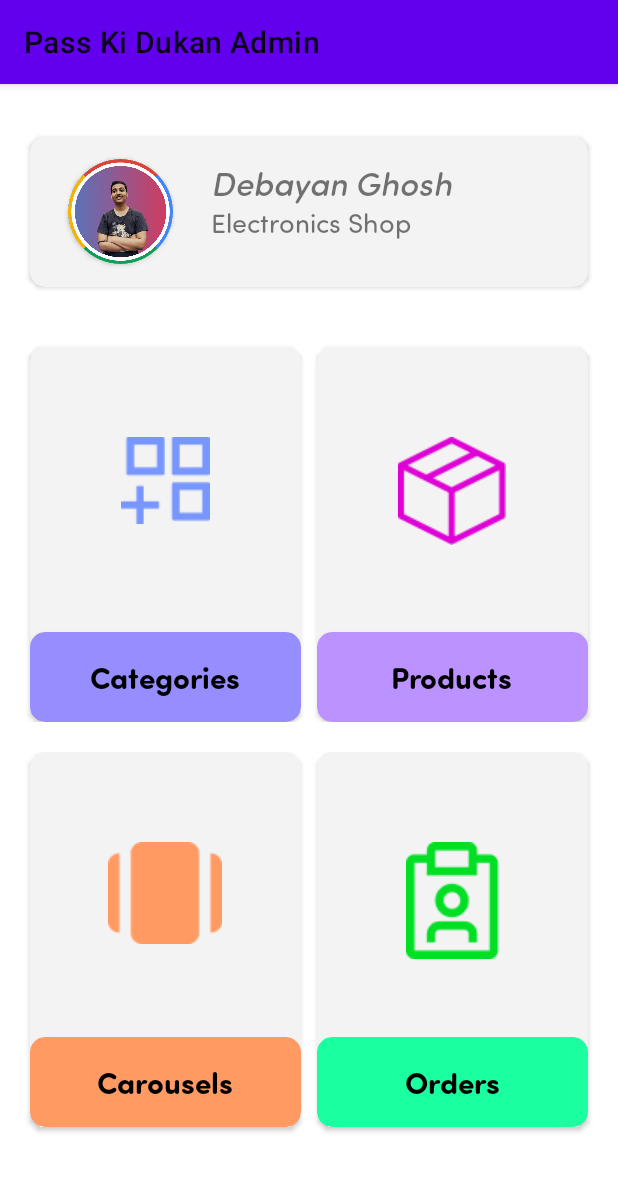
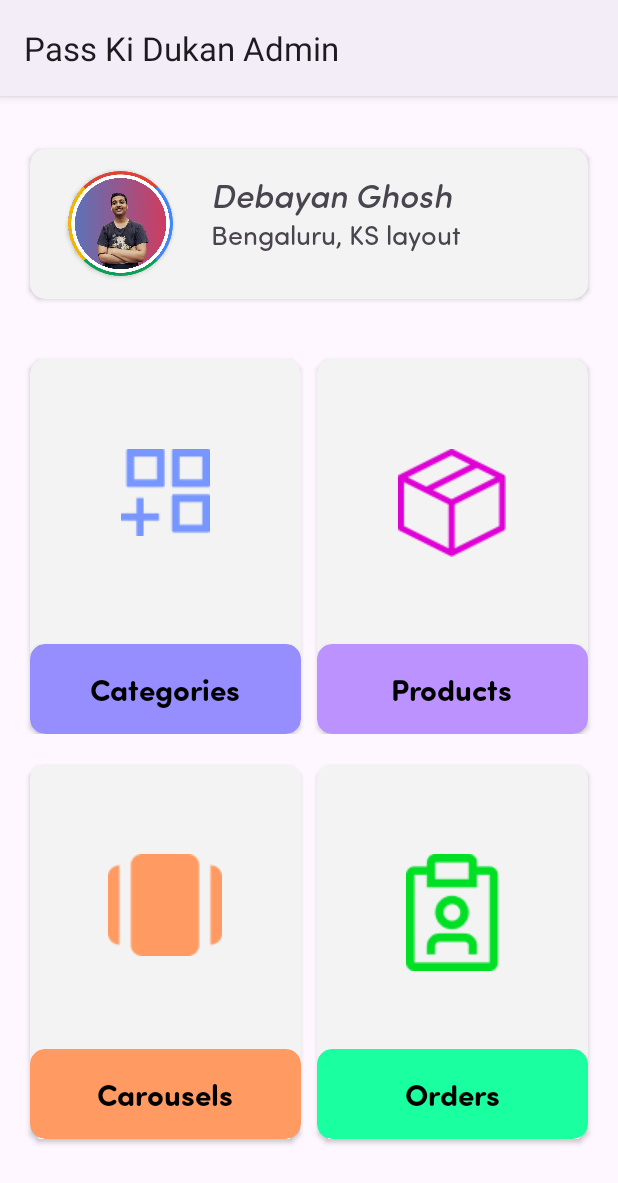
Before and after one commit to RealOGsDev/Local_E-Commerece_App-Admin-, an Android app: the screen it shows after launch (MainActivity), on a phone screen of 412 x 824 dp. Shown: the top 1183 px of the screen. Run offline under Robolectric (Android 15) with nearby library versions, the phone set to English and light mode, and no system bars.

Commit message:
Final changes before submission

```diff
--- a/app/src/main/res/layout/fragment_home.xml
+++ b/app/src/main/res/layout/fragment_home.xml
@@ -51,7 +51,7 @@
                     android:layout_height="wrap_content"
                     android:textSize="18dp"
                     android:fontFamily="@font/sofiaprosoftregular"
-                    android:text="Electronics Shop"
+                    android:text="Bengaluru, KS layout"
                     />
 
             </LinearLayout>
--- a/app/src/main/res/layout/fragment_product.xml
+++ b/app/src/main/res/layout/fragment_product.xml
@@ -38,5 +38,9 @@
         android:clickable="true"
         app:layout_constraintBottom_toBottomOf="parent"
         app:layout_constraintEnd_toEndOf="parent"
-        tools:src="@drawable/ic_baseline_add_24" />
+        android:src="@drawable/ic_baseline_add_24"
+
+        >
+
+    </com.google.android.material.floatingactionbutton.FloatingActionButton>
 </androidx.constraintlayout.widget.ConstraintLayout>
--- a/app/src/main/res/values-night/themes.xml
+++ b/app/src/main/res/values-night/themes.xml
@@ -1,6 +1,6 @@
 <resources xmlns:tools="http://schemas.android.com/tools">
     <!-- Base application theme. -->
-    <style name="Theme.LocalECommerceAdmin" parent="Theme.MaterialComponents.Light">
+    <style name="Theme.LocalECommerceAdmin" parent="Theme.Material3.Light">
         <!-- Primary brand color. -->
         <item name="colorPrimary">@color/purple_200</item>
         <item name="colorPrimaryVariant">@color/purple_700</item>
--- a/app/src/main/res/values/themes.xml
+++ b/app/src/main/res/values/themes.xml
@@ -1,6 +1,6 @@
 <resources xmlns:tools="http://schemas.android.com/tools">
     <!-- Base application theme. -->
-    <style name="Theme.LocalECommerceAdmin" parent="Theme.MaterialComponents.Light">
+    <style name="Theme.LocalECommerceAdmin" parent="Theme.Material3.Light">
         <!-- Primary brand color. -->
         <item name="colorPrimary">@color/purple_500</item>
         <item name="colorPrimaryVariant">@color/purple_700</item>
```
